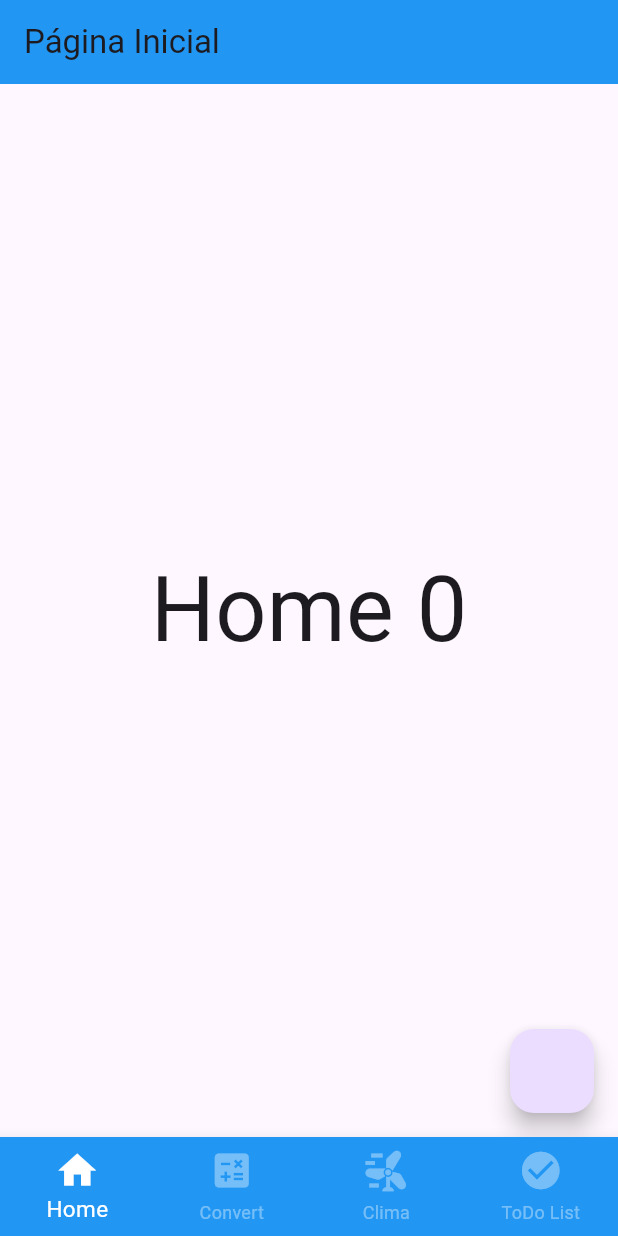
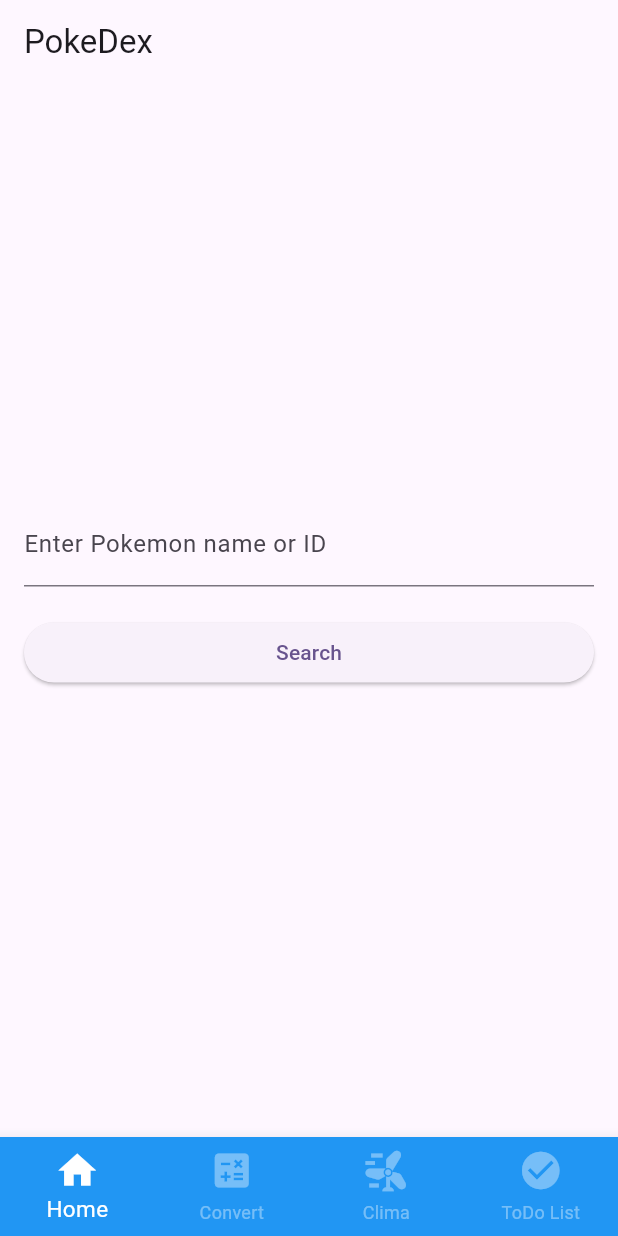
Before and after one commit to RaphaelSant/quadrum, a Flutter app: the screen it shows after launch, on a phone screen of 412 x 824 dp. Run offline on Flutter 3.47's test engine with Material 2 defaults, Android fonts, the phone set to English and light mode, and no system bars.

Commit message:
Atividade Concluída, requisitos cumpridos com bônus de consulta utilizando PokemonAPI

```diff
--- a/lib/page/home_page.dart
+++ b/lib/page/home_page.dart
@@ -1,4 +1,6 @@
+import 'dart:convert';
 import 'package:flutter/material.dart';
+import 'package:http/http.dart' as http;
 
 class HomePage extends StatefulWidget {
   @override
@@ -6,23 +8,70 @@ class HomePage extends StatefulWidget {
 }
 
 class _HomePageState extends State<HomePage> {
-  int count = 0;
+  final TextEditingController _pokemonController = TextEditingController();
+  String _pokemonName = '';
+  String _pokemonImage = '';
 
-  void increment() {
-    setState(() {
-      count++;
-    });
+  Future<void> fetchPokemon(String nameOrId) async {
+    final apiUrl = 'https://pokeapi.co/api/v2/pokemon/$nameOrId';
+
+    try {
+      final response = await http.get(Uri.parse(apiUrl));
+      if (response.statusCode == 200) {
+        final jsonData = jsonDecode(response.body);
+        setState(() {
+          _pokemonName = jsonData['name'];
+          _pokemonImage = jsonData['sprites']['front_default'];
+        });
+      } else {
+        throw Exception('Failed to load data');
+      }
+    } catch (e) {
+      print('Error: $e');
+    }
   }
 
   @override
   Widget build(BuildContext context) => Scaffold(
     appBar: AppBar(
-      backgroundColor: Colors.blue,
-      title: Text('Página Inicial'),
+      title: Text('PokeDex'),
     ),
-    body:  Center(child: Text('Home ' + count.toString(), style: TextStyle(fontSize: 60),),),
-    floatingActionButton: FloatingActionButton(
-      onPressed: increment,
+    body: Padding(
+      padding: EdgeInsets.all(16.0),
+      child: Column(
+        mainAxisAlignment: MainAxisAlignment.center,
+        crossAxisAlignment: CrossAxisAlignment.stretch,
+        children: [
+          TextField(
+            controller: _pokemonController,
+            decoration: InputDecoration(
+              labelText: 'Enter Pokemon name or ID',
+            ),
+          ),
+          SizedBox(height: 20.0),
+          ElevatedButton(
+            onPressed: () {
+              fetchPokemon(_pokemonController.text.toLowerCase());
+            },
+            child: Text('Search'),
+          ),
+          SizedBox(height: 20.0),
+          _pokemonName.isNotEmpty
+              ? Column(
+            children: [
+              Text(
+                'Name: $_pokemonName',
+                style: TextStyle(fontWeight: FontWeight.bold),
+              ),
+              SizedBox(height: 10.0),
+              _pokemonImage.isNotEmpty
+                  ? Image.network(_pokemonImage)
+                  : SizedBox(),
+            ],
+          )
+              : SizedBox(),
+        ],
+      ),
     ),
   );
 }
```
Also changed, not shown: lib/page/climate_page.dart (+66 -3 lines).
